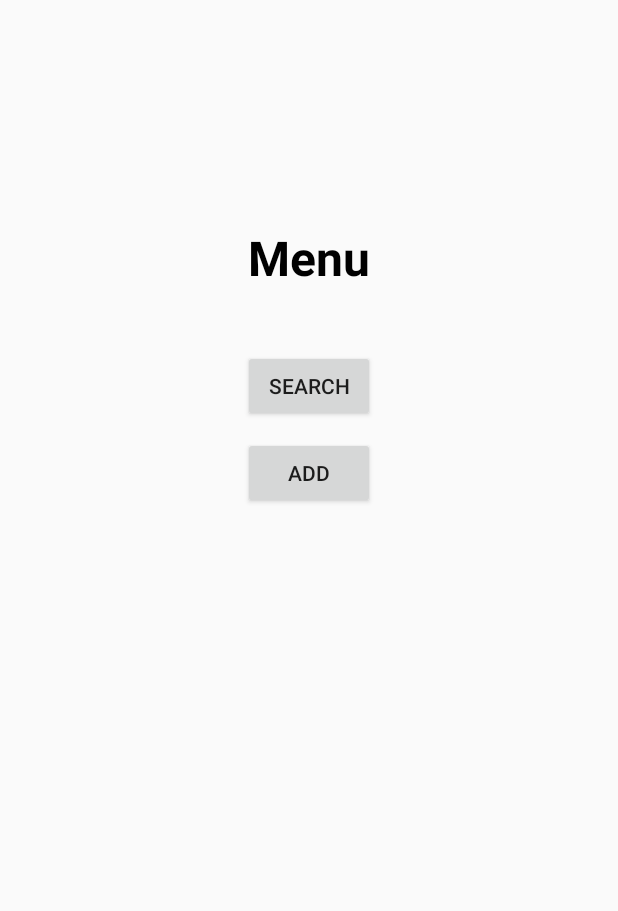
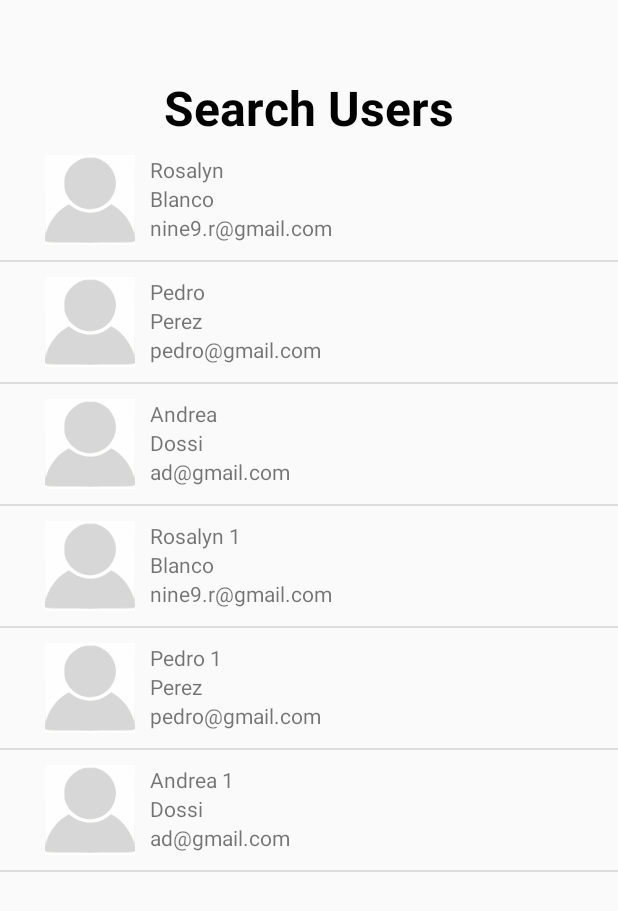
Before and after one commit to rosebm/UserHunter, an Android app: the screen it shows after launch (MenuActivity before the commit, SearchActivity after it), after a tap on "SEARCH", on a phone screen of 412 x 824 dp. Shown: the top 911 px of the screen. Run offline under Robolectric (Android 15) with nearby library versions, the phone set to English and light mode, and no system bars; our stand-ins replace Picasso, data binding; pictures from the network do not load.

Commit message:
Search activity added, recyclerview with dummy data

```diff
--- a/app/build.gradle
+++ b/app/build.gradle
@@ -33,4 +33,8 @@ dependencies {
     androidTestImplementation 'androidx.test.espresso:espresso-core:3.2.0'
     implementation 'com.android.support:design:28.0.0'
     implementation 'com.android.support:multidex:1.0.3'
+    implementation 'com.android.support:recyclerview-v7:28.0.0'
+    implementation 'com.squareup.picasso:picasso:2.71828'
+    implementation 'com.google.code.gson:gson:2.8.5'
+    implementation 'com.squareup.retrofit2:converter-gson:2.4.0'
 }
--- a/app/src/main/AndroidManifest.xml
+++ b/app/src/main/AndroidManifest.xml
@@ -1,6 +1,8 @@
 <?xml version="1.0" encoding="utf-8"?>
 <manifest xmlns:android="http://schemas.android.com/apk/res/android"
     package="com.rosalyn.userhunter">
+
+    <uses-permission android:name="android.permission.INTERNET"/>
 
     <application
         android:allowBackup="true"
@@ -20,6 +22,9 @@
         <activity
             android:name=".Activities.MenuActivity"
             android:screenOrientation="portrait" />
+        <activity
+            android:name=".Activities.SearchActivity"
+            android:screenOrientation="portrait" />
     </application>
 
 </manifest>
--- a/app/src/main/java/com/rosalyn/userhunter/Activities/MenuActivity.java
+++ b/app/src/main/java/com/rosalyn/userhunter/Activities/MenuActivity.java
@@ -1,6 +1,7 @@
 package com.rosalyn.userhunter.Activities;
 
 import android.app.Activity;
+import android.content.Intent;
 import android.os.Bundle;
 import android.view.View;
 
@@ -38,6 +39,8 @@ public class MenuActivity extends Activity implements View.OnClickListener{
      * Calls the Search activity
      */
     private void callSearchScreen(){
+        Intent intent = new Intent(this, SearchActivity.class);
+        startActivity(intent);
     }
 
     /**
--- /dev/null
+++ b/app/src/main/java/com/rosalyn/userhunter/Activities/SearchActivity.java
@@ -0,0 +1,58 @@
+package com.rosalyn.userhunter.Activities;
+
+import android.app.Activity;
+import android.os.Bundle;
+
+import com.rosalyn.userhunter.Adapter.UserRecyclerViewAdapter;
+import com.rosalyn.userhunter.Model.UserResponse;
+import com.rosalyn.userhunter.R;
+import com.rosalyn.userhunter.databinding.ActivitySearchBinding;
+
+import java.util.ArrayList;
+
+import androidx.annotation.Nullable;
+import androidx.databinding.DataBindingUtil;
+import androidx.recyclerview.widget.DividerItemDecoration;
+import androidx.recyclerview.widget.LinearLayoutManager;
+import androidx.recyclerview.widget.RecyclerView;
+
+public class SearchActivity extends Activity {
+    private ActivitySearchBinding searchBinding;
+
+    @Override
+    protected void onCreate(@Nullable Bundle savedInstanceState) {
+        super.onCreate(savedInstanceState);
+
+        setContentView(R.layout.activity_search);
+        searchBinding = DataBindingUtil.setContentView(this, R.layout.activity_search);
+        initUI();
+    }
+
+    /**
+     * Initializes the UI
+     */
+    private void initUI(){
+        RecyclerView.LayoutManager layoutManager = new LinearLayoutManager(this);
+        searchBinding.rvUsersList.setLayoutManager(layoutManager);
+
+        DividerItemDecoration dividerItemDecoration = new DividerItemDecoration(this, DividerItemDecoration.VERTICAL);
+        //dividerItemDecoration.setDrawable(getResources().getDrawable(R.drawable.separator));
+        searchBinding.rvUsersList.addItemDecoration(dividerItemDecoration);
+
+        searchBinding.rvUsersList.setAdapter(new UserRecyclerViewAdapter(this, createDummyList()));
+    }
+
+    //test
+    private ArrayList<UserResponse> createDummyList(){
+        final ArrayList<UserResponse> users = new ArrayList<>();
+
+        users.add(new UserResponse("Rosalyn", "Blanco", "nine9.r@gmail.com", "https://s3.amazonaws.com/uifaces/faces/twitter/calebogden/128.jpg"));
+        users.add(new UserResponse("Pedro", "Perez", "pedro@gmail.com", "https://s3.amazonaws.com/uifaces/faces/twitter/calebogden/128.jpg"));
+        users.add(new UserResponse("Andrea", "Dossi", "ad@gmail.com", "https://s3.amazonaws.com/uifaces/faces/twitter/calebogden/128.jpg"));
+        users.add(new UserResponse("Rosalyn 1", "Blanco", "nine9.r@gmail.com", "https://s3.amazonaws.com/uifaces/faces/twitter/calebogden/128.jpg"));
+        users.add(new UserResponse("Pedro 1", "Perez", "pedro@gmail.com", "https://s3.amazonaws.com/uifaces/faces/twitter/calebogden/128.jpg"));
+        users.add(new UserResponse("Andrea 1", "Dossi", "ad@gmail.com", "https://s3.amazonaws.com/uifaces/faces/twitter/calebogden/128.jpg"));
+
+        return users;
+    }
+}
--- /dev/null
+++ b/app/src/main/java/com/rosalyn/userhunter/Adapter/UserRecyclerViewAdapter.java
@@ -0,0 +1,75 @@
+package com.rosalyn.userhunter.Adapter;
+
+import android.content.Context;
+import android.view.LayoutInflater;
+import android.view.ViewGroup;
+
+import com.rosalyn.userhunter.Model.UserResponse;
+import com.rosalyn.userhunter.R;
+import com.rosalyn.userhunter.databinding.UserLayoutBinding;
+import com.squareup.picasso.Picasso;
+
+import java.util.ArrayList;
+
+import androidx.annotation.NonNull;
+import androidx.databinding.DataBindingUtil;
+import androidx.recyclerview.widget.RecyclerView;
+
+public class UserRecyclerViewAdapter extends RecyclerView.Adapter<UserRecyclerViewAdapter.ViewHolder> {
+
+    private final ArrayList<UserResponse> usersList;
+    private LayoutInflater mInflater;
+
+    public UserRecyclerViewAdapter(Context context, ArrayList<UserResponse> users) {
+        this.mInflater = LayoutInflater.from(context);
+        this.usersList = users;
+    }
+
+    /**
+     * Creates new views
+     * @param parent
+     * @param viewType
+     * @return viewHolder
+     */
+    @NonNull
+    @Override
+    public ViewHolder onCreateViewHolder(@NonNull ViewGroup parent, int viewType) {
+
+        LayoutInflater inflater = LayoutInflater.from(parent.getContext());
+        UserLayoutBinding userLayoutBinding = DataBindingUtil.inflate(inflater, R.layout.user_layout, parent, false);
+
+        return new ViewHolder(userLayoutBinding);
+    }
+
+    @Override
+    public void onBindViewHolder(@NonNull ViewHolder holder, int position) {
+        // Get the data model based on position
+        UserResponse user = usersList.get(position);
+
+        holder.userLayoutBinding.tvFirstName.setText(user.getFirst_name());
+        holder.userLayoutBinding.tvLastName.setText(user.getLast_name());
+        holder.userLayoutBinding.tvEmail.setText(user.getEmail());
+
+        Picasso.get()
+                .load(user.getPhoto_url())
+                .fit()
+                .centerCrop()
+                .placeholder(R.drawable.ic_user_placeholder)
+                .error(R.drawable.ic_user_placeholder)
+                .into(holder.userLayoutBinding.ivPhoto);
+    }
+
+    @Override
+    public int getItemCount() {
+        return usersList.size();
+    }
+
+    public static class ViewHolder extends RecyclerView.ViewHolder {
+        public UserLayoutBinding userLayoutBinding;
+
+        public ViewHolder(UserLayoutBinding binding) {
+            super(binding.getRoot());
+            userLayoutBinding = binding;
+        }
+    }
+}
--- /dev/null
+++ b/app/src/main/java/com/rosalyn/userhunter/Model/UserResponse.java
@@ -0,0 +1,59 @@
+package com.rosalyn.userhunter.Model;
+
+import com.google.gson.annotations.SerializedName;
+
+/**
+ * Class for Json response
+ */
+public class UserResponse {
+    @SerializedName("avatar")
+    private String photo_url;
+
+    @SerializedName("firs_name")
+    private String first_name;
+
+    @SerializedName("last_name")
+    private String last_name;
+
+    @SerializedName("last_name")
+    private String email;
+
+    public UserResponse(String f, String l, String e, String p){//test
+        this.email = e;
+        this.first_name = f;
+        this.last_name = l;
+        this.photo_url = p;
+    }
+
+    public String getPhoto_url() {
+        return photo_url;
+    }
+
+    public void setPhoto_url(String photo_url) {
+        this.photo_url = photo_url;
+    }
+
+    public String getFirst_name() {
+        return first_name;
+    }
+
+    public void setFirst_name(String first_name) {
+        this.first_name = first_name;
+    }
+
+    public String getLast_name() {
+        return last_name;
+    }
+
+    public void setLast_name(String last_name) {
+        this.last_name = last_name;
+    }
+
+    public String getEmail() {
+        return email;
+    }
+
+    public void setEmail(String email) {
+        this.email = email;
+    }
+}
--- /dev/null
+++ b/app/src/main/res/drawable/ic_user_placeholder.xml
@@ -0,0 +1,26 @@
+<vector xmlns:android="http://schemas.android.com/apk/res/android"
+    android:width="128dp"
+    android:height="128dp"
+    android:viewportWidth="1280"
+    android:viewportHeight="1280">
+  <path
+      android:pathData="M0,640l0,-640 640,0 640,0 0,640 0,640 -640,0 -640,0 0,-640z"
+      android:fillColor="#d7d7d7"
+      android:strokeColor="#00000000"/>
+  <path
+      android:pathData="M0,1248c0,-25 3,-29 12,-20 17,17 1239,17 1256,0 9,-9 12,-5 12,20l0,32 -640,0 -640,0 0,-32z"
+      android:fillColor="#e7e3de"
+      android:strokeColor="#00000000"/>
+  <path
+      android:pathData="M1,588l-1,-588 640,0 640,0 -1,588 0,587 -20,-75c-38,-140 -136,-277 -261,-362l-59,-39 -36,32c-138,120 -375,122 -520,3l-43,-35 -58,40c-125,84 -223,221 -261,361l-20,75 0,-587zM796,732c79,-40 139,-100 174,-174 35,-75 45,-139 31,-214 -22,-118 -88,-208 -195,-266 -58,-31 -66,-33 -166,-33 -100,0 -108,2 -166,33 -107,58 -173,148 -195,266 -28,151 54,311 196,384 71,36 100,42 186,38 59,-3 88,-10 135,-34z"
+      android:fillColor="#e7e3de"
+      android:strokeColor="#00000000"/>
+  <path
+      android:pathData="M0,1249c0,-28 1,-29 16,-15 14,14 84,16 624,16 540,0 610,-2 624,-16 15,-14 16,-13 16,15l0,31 -640,0 -640,0 0,-31z"
+      android:fillColor="#fffefe"
+      android:strokeColor="#00000000"/>
+  <path
+      android:pathData="M1,573l-1,-573 640,0 640,0 -1,573c-1,503 -2,566 -14,522 -38,-137 -162,-303 -277,-369l-47,-27 -50,36c-151,109 -344,111 -495,5l-58,-41 -41,25c-128,74 -241,225 -283,376 -10,37 -12,-51 -13,-527zM766,749c84,-27 163,-98 206,-187 60,-121 49,-253 -29,-369 -41,-61 -81,-94 -161,-131 -48,-23 -71,-27 -142,-27 -74,0 -93,4 -150,31 -80,38 -150,106 -186,182 -25,50 -28,69 -29,152 0,84 3,102 28,155 55,117 160,194 297,218 37,7 98,-2 166,-24z"
+      android:fillColor="#fffefe"
+      android:strokeColor="#00000000"/>
+</vector>
--- /dev/null
+++ b/app/src/main/res/layout/activity_search.xml
@@ -0,0 +1,29 @@
+<?xml version="1.0" encoding="utf-8"?>
+<layout
+    xmlns:android="http://schemas.android.com/apk/res/android">
+    <FrameLayout
+        android:id="@+id/fl_root"
+        android:layout_width="match_parent"
+        android:layout_height="match_parent">
+
+        <LinearLayout
+            android:id="@+id/ll_container"
+            android:orientation="vertical"
+            android:layout_width="match_parent"
+            android:layout_height="match_parent">
+            <TextView
+                android:id="@+id/tv_title"
+                style="@style/TitleText"
+                android:text="@string/search_users"
+                android:layout_width="wrap_content"
+                android:layout_height="wrap_content"
+                android:layout_gravity="center_horizontal"
+                android:layout_marginTop="50dp"/>
+
+            <androidx.recyclerview.widget.RecyclerView
+                android:id="@+id/rv_users_list"
+                android:layout_width="match_parent"
+                android:layout_height="match_parent"/>
+        </LinearLayout>
+    </FrameLayout>
+</layout>
--- /dev/null
+++ b/app/src/main/res/layout/user_layout.xml
@@ -0,0 +1,48 @@
+<?xml version="1.0" encoding="utf-8"?>
+<layout
+    xmlns:android="http://schemas.android.com/apk/res/android"
+    xmlns:app="http://schemas.android.com/apk/res-auto">
+    <androidx.constraintlayout.widget.ConstraintLayout
+        android:layout_width="match_parent"
+        android:layout_height="wrap_content"
+        android:layout_marginStart="20dp"
+        android:layout_marginEnd="20dp"
+        android:layout_marginBottom="10dp">
+
+        <ImageView
+            android:id="@+id/iv_photo"
+            android:layout_width="60dp"
+            android:layout_height="60dp"
+            android:layout_marginTop="10dp"
+            android:layout_marginStart="10dp"
+            app:layout_constraintStart_toStartOf="parent"
+            app:layout_constraintTop_toTopOf="parent"
+            android:src="@drawable/ic_user_placeholder"
+            android:contentDescription="@string/photo_description"
+            />
+        <TextView
+            android:id="@+id/tv_first_name"
+            android:layout_width="wrap_content"
+            android:layout_height="wrap_content"
+            android:text="@string/first_name"
+            android:layout_marginStart="10dp"
+            app:layout_constraintStart_toEndOf="@+id/iv_photo"
+            app:layout_constraintTop_toTopOf="@+id/iv_photo"/>
+        <TextView
+            android:id="@+id/tv_last_name"
+            android:layout_width="wrap_content"
+            android:layout_height="wrap_content"
+            android:text="@string/last_name"
+            android:layout_marginStart="10dp"
+            app:layout_constraintStart_toEndOf="@+id/iv_photo"
+            app:layout_constraintTop_toBottomOf="@+id/tv_first_name"/>
+        <TextView
+            android:id="@+id/tv_email"
+            android:layout_width="wrap_content"
+            android:layout_height="wrap_content"
+            android:text="@string/email"
+            android:layout_marginStart="10dp"
+            app:layout_constraintStart_toEndOf="@+id/iv_photo"
+            app:layout_constraintTop_toBottomOf="@+id/tv_last_name"/>
+    </androidx.constraintlayout.widget.ConstraintLayout>
+</layout>
--- a/app/src/main/res/values/strings.xml
+++ b/app/src/main/res/values/strings.xml
@@ -4,4 +4,9 @@
     <string name="menu">Menu</string>
     <string name="search">Search</string>
     <string name="add">Add</string>
+    <string name="search_users">Search Users</string>
+    <string name="first_name">First Name</string>
+    <string name="last_name">Last Name</string>
+    <string name="email">Email</string>
+    <string name="photo_description">User photo</string>
 </resources>
```
